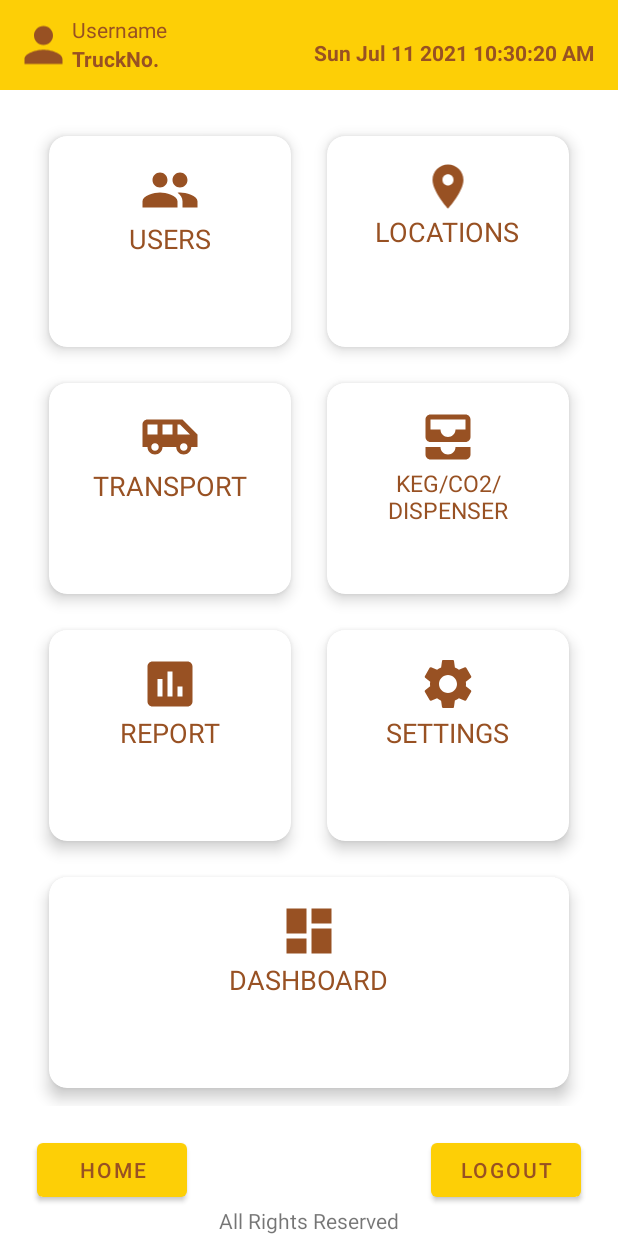
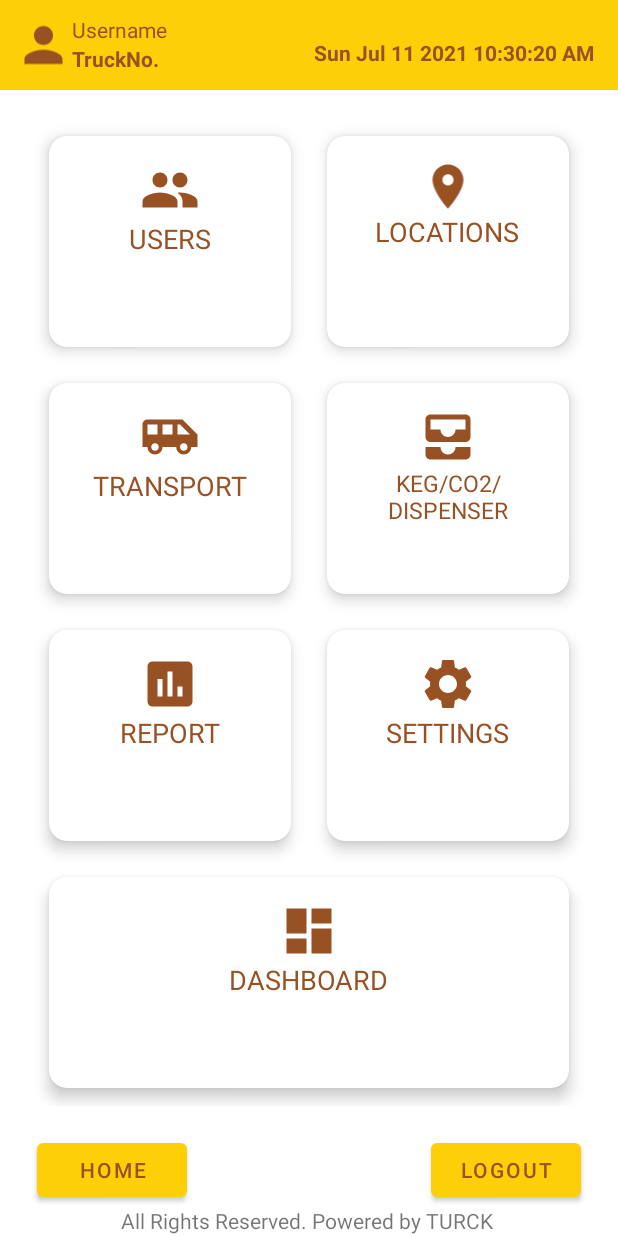
Before and after one commit to DevashishPrasad/BreweryKegTrackAndTrace, an Android app: the layout activity_admin.xml on its own in the app's theme, with its tools: preview values and no code run, on a phone screen of 412 x 824 dp. Run offline under Robolectric (Android 15) with nearby library versions, the phone set to English and light mode, and no system bars.

```diff
--- a/app/src/main/res/layout/footer.xml
+++ b/app/src/main/res/layout/footer.xml
@@ -11,7 +11,7 @@
         android:id="@+id/textView2"
         android:layout_width="wrap_content"
         android:layout_height="wrap_content"
-        android:text="All Rights Reserved"
+        android:text="All Rights Reserved. Powered by TURCK "
         app:layout_constraintBottom_toBottomOf="parent"
         app:layout_constraintEnd_toEndOf="parent"
         app:layout_constraintStart_toStartOf="parent"
```
